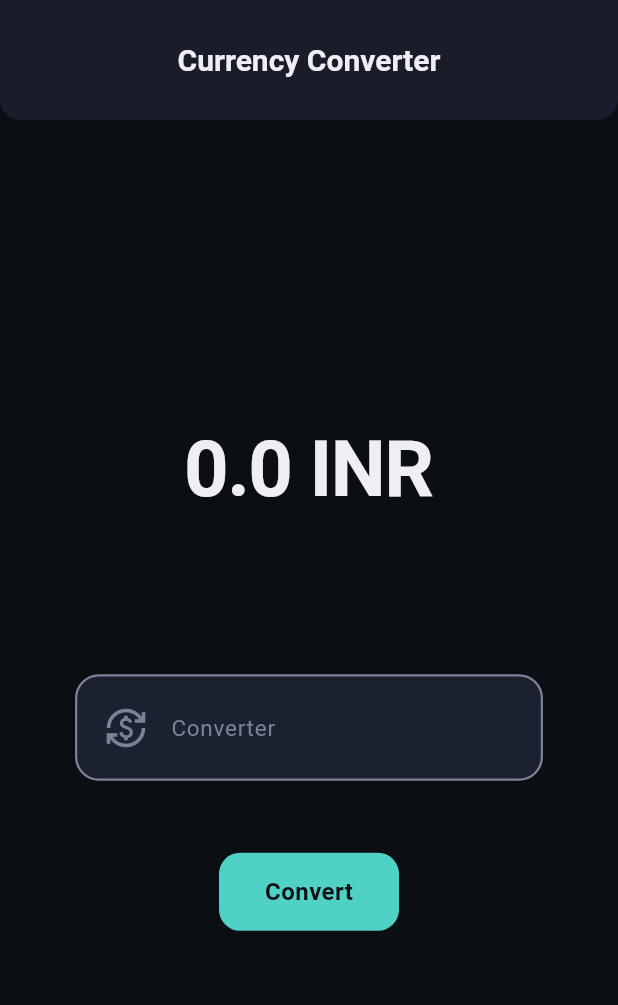
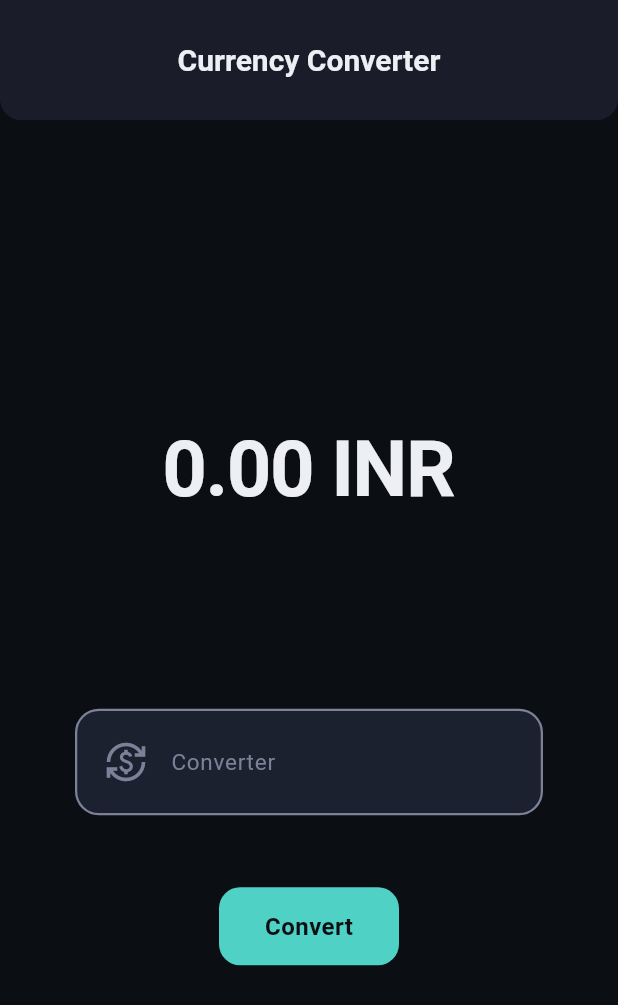
Before and after one commit to Abhinav08bhatt/Currency_Converter, a Flutter app: the screen it shows after launch, on a phone screen of 412 x 824 dp. Shown: the top 1005 px of the screen. Run offline on Flutter 3.47's test engine with Material 3 defaults, Android fonts, the phone set to English and light mode, and no system bars; Roboto replaces fonts that are missing (inter).

Commit message:
Aligned result text

```diff
--- a/lib/pages/currency_converter_material_page.dart
+++ b/lib/pages/currency_converter_material_page.dart
@@ -20,7 +20,7 @@ class _CurrencyConverterMaterialPageState extends State<CurrencyConverterMateria
 
   void convert() {
     setState(() {
-      result = double.parse(textEditingController.text)*105.55;
+      result = (double.parse(textEditingController.text)*105.55);
     });
   }
 
@@ -61,18 +61,24 @@ class _CurrencyConverterMaterialPageState extends State<CurrencyConverterMateria
           children: [
 
         // currency output
-            Text(
-              // "0",
-              // result.toString() + " INR",
-              "${result} INR",
-              style: const TextStyle(
-                color: Color(0xFFEDEFF4),
-                fontSize: 52,
-                fontWeight: FontWeight.w700,
-                letterSpacing: -1,
+            Container(
+              alignment: Alignment.center,
+              margin: const EdgeInsets.fromLTRB(100, 10, 100, 10),
+              height: 100,
+              width: double.infinity,
+              child: FittedBox(
+                fit: BoxFit.scaleDown,
+                child: Text(
+                  "${result.toStringAsFixed(2)} INR",
+                  style: const TextStyle(
+                    color: Color(0xFFEDEFF4),
+                    fontSize: 52,
+                    fontWeight: FontWeight.w700,
+                    letterSpacing: -1,
+                  ),
+                ),
               ),
             ),
-
 
         // currency input
             Padding(
@@ -99,7 +105,7 @@ class _CurrencyConverterMaterialPageState extends State<CurrencyConverterMateria
                   contentPadding: EdgeInsets.fromLTRB(22, 22, 22, 22),
 
                   hint: const Text(
-                    "INR  to  EUR",
+                    "EUR  to  INR",
                     style: TextStyle(
                       color: Color(0xFF7C8197),
                       fontSize: 17,
```
